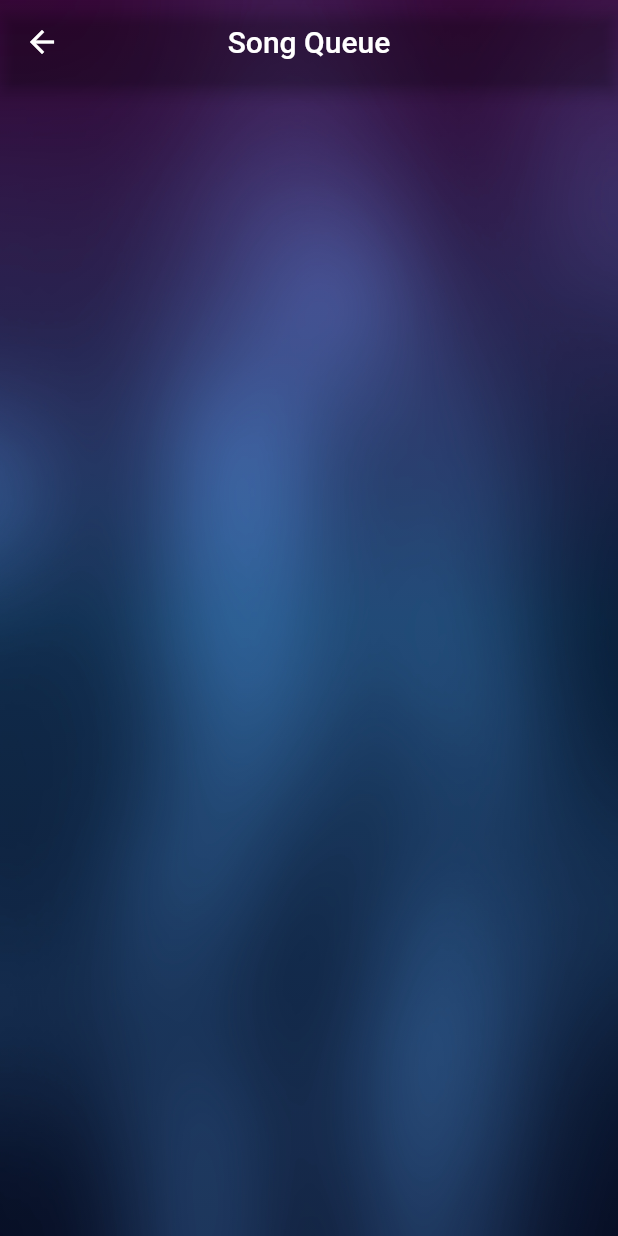
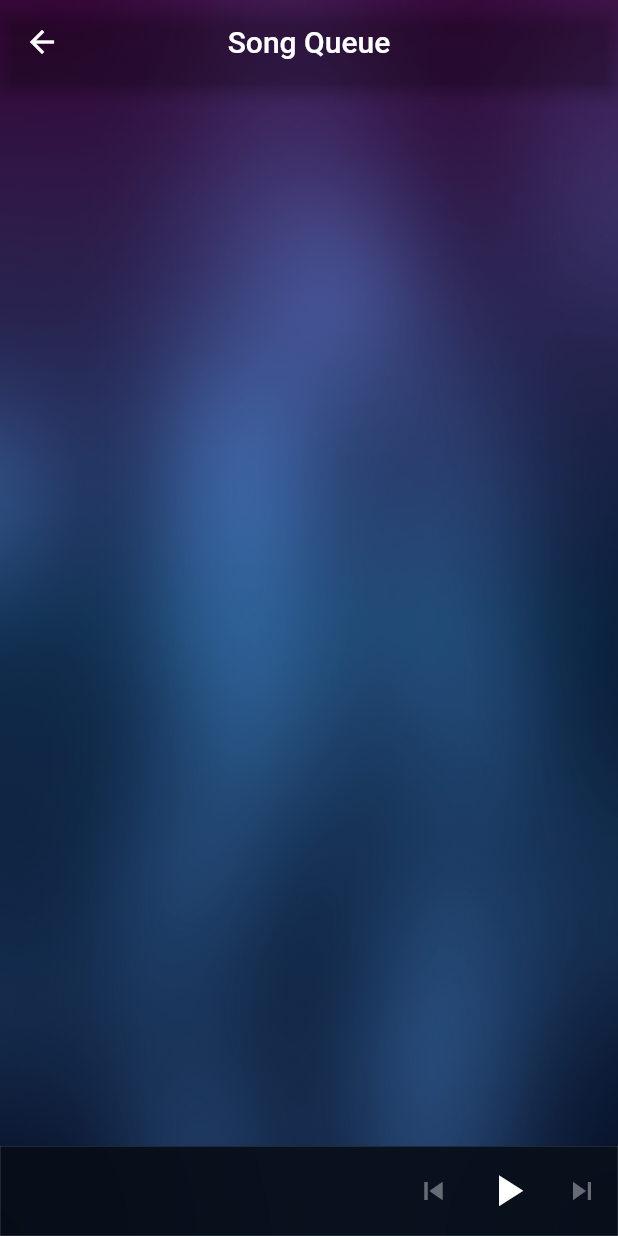
Before and after one commit to ihsankottupadam/flutter_music_player, a Flutter app: the QueueView screen opened by its route, on a phone screen of 412 x 824 dp. Run offline on Flutter 3.47's test engine with Material 2 defaults, Android fonts, the phone set to English and light mode, and no system bars; our stand-ins replace audio_video_progress_bar, get, hive, hive_flutter, just_audio, marquee and 3 more; missing offline and left inert: mini_music_visualizer, we_slide; accounts and stored records are empty.

Commit message:
mini player added to queue screen

```diff
--- a/lib/app/modules/queue/views/queue_view.dart
+++ b/lib/app/modules/queue/views/queue_view.dart
@@ -2,6 +2,7 @@ import 'dart:ui';
 
 import 'package:flutter/material.dart';
 import 'package:get/get.dart';
+import 'package:music_player/app/widgets/mini_player.dart';
 
 import '../../../widgets/bg_container.dart';
 import '../../../widgets/song_tile.dart';
@@ -21,7 +22,10 @@ class QueueView extends GetView<QueueController> {
             backgroundColor: Colors.transparent,
             centerTitle: true,
           ),
-          body: StreamBuilder(
+          body: Column(
+            children: [
+              Expanded(
+                child: StreamBuilder(
                     stream: playerController.player.sequenceStateStream,
                     builder: (context, snapshot) {
                       return ReorderableListView.builder(
@@ -29,7 +33,8 @@ class QueueView extends GetView<QueueController> {
                         itemBuilder: (context, index) {
                           return Dismissible(
                             //to avoid duplicated key wen same son added to queue
-                      key: ValueKey('$index,${controller.songQueue[index].id}'),
+                            key: ValueKey(
+                                '$index,${controller.songQueue[index].id}'),
                             direction: playerController.currentIndex == index
                                 ? DismissDirection.none
                                 : DismissDirection.horizontal,
@@ -37,9 +42,11 @@ class QueueView extends GetView<QueueController> {
                                 controller.removeFromQueue(index),
                             child: SongTile(
                               song: controller.songQueue[index],
-                        isSelected: playerController.currentIndex == index,
+                              isSelected:
+                                  playerController.currentIndex == index,
                               onTap: () {
-                          controller.playerController.playfromQueue(index);
+                                controller.playerController
+                                    .playfromQueue(index);
                               },
                               showMenu: false,
                             ),
@@ -49,7 +56,11 @@ class QueueView extends GetView<QueueController> {
                         onReorder: controller.reOrderQueue,
                         proxyDecorator: proxyDecorator,
                       );
-              })),
+                    }),
+              ),
+              MiniPlayer(onTap: () => Get.back())
+            ],
+          )),
     );
   }
 
--- a/lib/app/widgets/mini_player.dart
+++ b/lib/app/widgets/mini_player.dart
@@ -7,8 +7,8 @@ import 'package:music_player/app/modules/player_screen/controllers/player_contro
 import 'package:on_audio_query/on_audio_query.dart';
 
 class MiniPlayer extends GetWidget<PlayerController> {
-  const MiniPlayer({Key? key, required this.onTap}) : super(key: key);
-  final VoidCallback onTap;
+  const MiniPlayer({Key? key, this.onTap}) : super(key: key);
+  final VoidCallback? onTap;
 
   @override
   Widget build(BuildContext context) {
--- a/pubspec.yaml
+++ b/pubspec.yaml
@@ -20,6 +20,7 @@ dependencies:
   marquee: ^2.2.3
   hive: ^2.2.3
   hive_flutter: ^1.1.0
+  carousel_slider: ^4.1.1
 
 
 dev_dependencies:
```
Also changed, not shown: pubspec.lock. Lines whose indentation alone changed are shown as unchanged.
